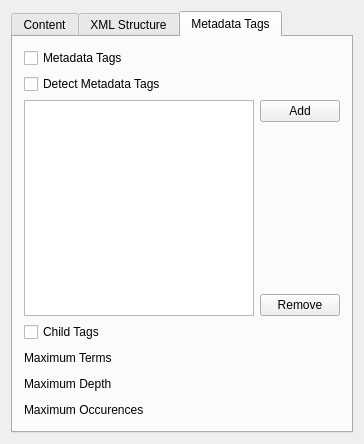
Above: textanalyze/frontend/kde/config.ui from pfrancq/galilei before the change. Below: the same form after it.
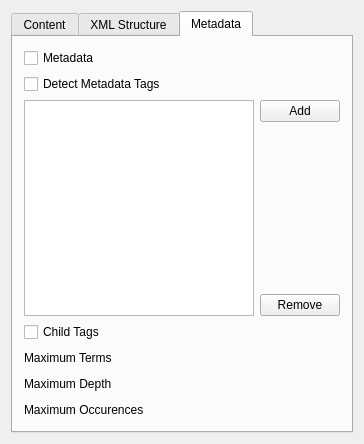
That is the form after the change. The open tabs and pages were chosen to show the change. Custom widgets are drawn as their Qt base class.

```diff
--- a/textanalyze/frontend/kde/config.ui
+++ b/textanalyze/frontend/kde/config.ui
@@ -489,7 +489,7 @@
      </widget>
      <widget class="QWidget" name="tab_2">
       <attribute name="title">
-       <string>Metadata Tags</string>
+       <string>Metadata</string>
       </attribute>
       <layout class="QVBoxLayout" name="verticalLayout_8">
        <item>
@@ -498,7 +498,7 @@
           <string>Index the metatags.</string>
          </property>
          <property name="text">
-          <string>Metadata Tags</string>
+          <string>Metadata</string>
          </property>
         </widget>
        </item>
```
